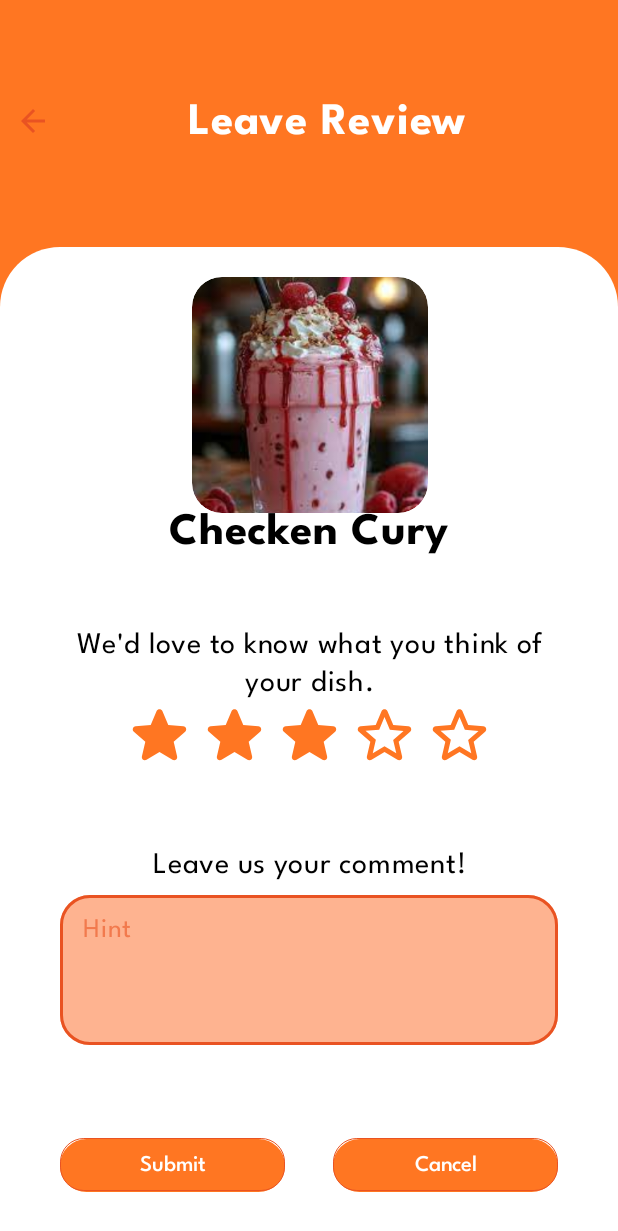
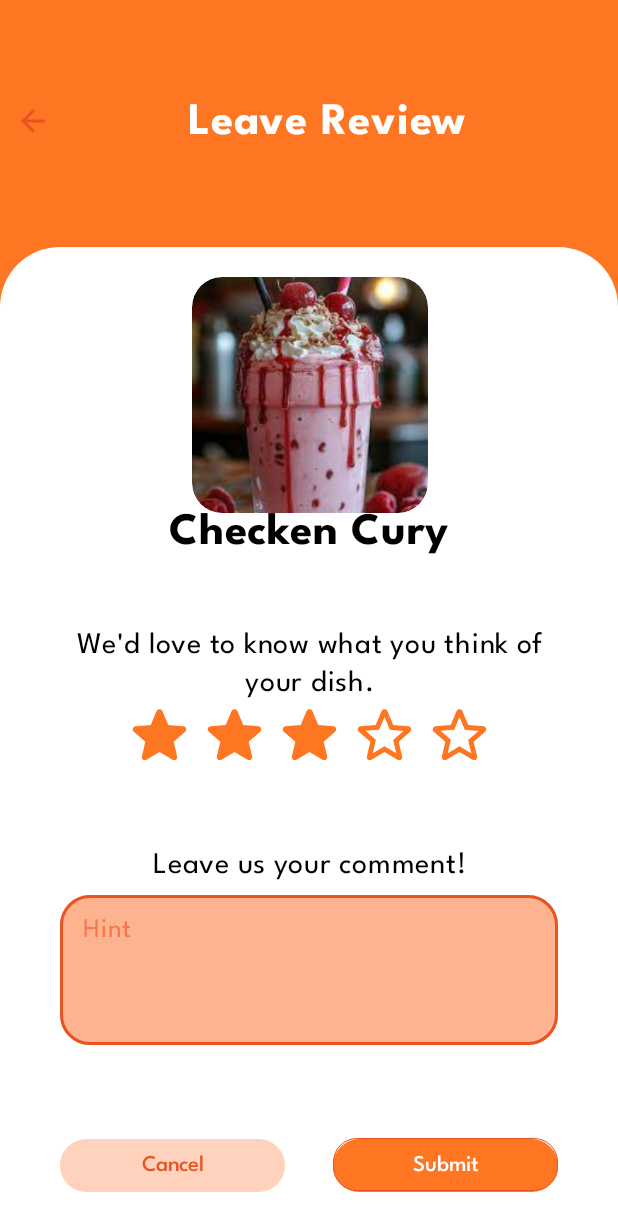
Before and after one commit to nirdidev05/Yalla_Drop, an Android app built with Jetpack Compose: the composable LeaveReview shown on its own in the app's theme, on a phone screen of 412 x 824 dp. Shown: the top 1231 px of the screen. Run offline under Robolectric (Android 15) with nearby library versions, the phone set to English and light mode, and no system bars.

Commit message:
Before merging zoubir with main num 1

```diff
--- a/app/src/main/java/com/example/yalladrop/CancelOrderReasons.kt
+++ b/app/src/main/java/com/example/yalladrop/CancelOrderReasons.kt
@@ -19,6 +19,7 @@ import androidx.compose.ui.Alignment
 import androidx.compose.ui.Modifier
 import androidx.compose.ui.draw.clip
 import androidx.compose.ui.graphics.Color
+import androidx.compose.ui.text.style.TextAlign
 import androidx.compose.ui.unit.dp
 import androidx.navigation.NavHostController
 
@@ -35,6 +36,7 @@ fun CancelOrder(navController: NavHostController) {
                 text = "Lorem ipsum dolor sit amet, consectetur adipiscing elit. " +
                         "Praesent pellentesque congue lorem, vel tincidunt tortor.",
                 style = MaterialTheme.typography.titleMedium,
+                textAlign = TextAlign.Center
             )
             RadioGroupExample()
             Button(onClick = {
--- a/app/src/main/java/com/example/yalladrop/ConfirmedOrderAnimation.kt
+++ b/app/src/main/java/com/example/yalladrop/ConfirmedOrderAnimation.kt
@@ -36,7 +36,6 @@ import kotlinx.coroutines.delay
 import androidx.compose.runtime.*
 import androidx.compose.ui.draw.clip
 import androidx.compose.ui.graphics.Color
-import androidx.compose.ui.text.font.FontFamily
 import androidx.compose.ui.text.font.FontWeight
 import androidx.compose.ui.text.style.TextAlign
 import androidx.compose.ui.unit.dp
@@ -46,7 +45,7 @@ import com.example.yalladrop.ui.theme.OrangeBase
 
 @OptIn(ExperimentalAnimationApi::class)
 @Composable
-fun ConfirmedOrderAnimation() {
+fun ConfirmedOrderAnimation(navController: NavHostController) {
     var currentImageIndex by remember { mutableStateOf<Int>(0) }
 
     // List of image resources
--- a/app/src/main/java/com/example/yalladrop/LeaveReview.kt
+++ b/app/src/main/java/com/example/yalladrop/LeaveReview.kt
@@ -18,6 +18,7 @@ import androidx.compose.material.icons.Icons
 import androidx.compose.material.icons.rounded.Star
 import androidx.compose.material.icons.rounded.StarOutline
 import androidx.compose.material3.Button
+import androidx.compose.material3.ButtonDefaults
 import androidx.compose.material3.Icon
 import androidx.compose.material3.MaterialTheme
 import androidx.compose.material3.Text
@@ -112,21 +113,21 @@ fun LeaveReview(navController: NavHostController) {
                 modifier = Modifier.fillMaxWidth().padding(10.dp),
                 horizontalArrangement = Arrangement.SpaceBetween
             ) {
-                Button(onClick = { /*TODO*/ } ,modifier = Modifier
-                    .size(150.dp, 35.dp)
-                    .border(0.5.dp, MaterialTheme.colorScheme.onBackground, RoundedCornerShape(45)) // Apply border with the same rounded shape
-                    .clip(RoundedCornerShape(38))
-
+                Button(onClick = { /*TODO*/ } ,
+                        modifier = Modifier
+                        .size(150.dp, 35.dp)
+                    .clip(RoundedCornerShape(38)),
+                colors = ButtonDefaults.buttonColors(containerColor = MaterialTheme.colorScheme.secondary),
                 ) {
-                    Text(text = "Submit" , style = MaterialTheme.typography.labelMedium , color = Color.White)
-                }
+                Text(text = "Cancel" , style = MaterialTheme.typography.labelMedium ,color =  MaterialTheme.colorScheme.onBackground)
+            }
                 Button(onClick = { /*TODO*/ } ,modifier = Modifier
                     .size(150.dp, 35.dp)
                     .border(0.5.dp,MaterialTheme.colorScheme.onBackground, RoundedCornerShape(45)) // Apply border with the same rounded shape
                     .clip(RoundedCornerShape(38))
 
                 ) {
-                    Text(text = "Cancel" , style = MaterialTheme.typography.labelMedium , color = Color.White)
+                    Text(text = "Submit" , style = MaterialTheme.typography.labelMedium , color = Color.White)
                 }
             }
         }
--- a/app/src/main/java/com/example/yalladrop/MainActivity.kt
+++ b/app/src/main/java/com/example/yalladrop/MainActivity.kt
@@ -34,7 +34,7 @@ class MainActivity : ComponentActivity() {
 @Composable
 fun GreetingPreview() {
     YallaDropTheme {
-        ConfirmedOrderAnimation()
+        Navigation()
     }
 }
 
--- a/app/src/main/java/com/example/yalladrop/Navigation.kt
+++ b/app/src/main/java/com/example/yalladrop/Navigation.kt
@@ -19,7 +19,7 @@ fun Navigation() {
         composable("CancelOrderReasons") { CancelOrder(navController) }
         composable("LeaveReview") { LeaveReview(navController) }
         composable("CancelOrderAnimation") { CancelOrderAnimation(navController) }
-        //composable("ConfirmedOrderAnimation") { ConfirmedOrderAnimation(navController) }
+        composable("ConfirmedOrderAnimation") { ConfirmedOrderAnimation(navController) }
 
 
     }
```
